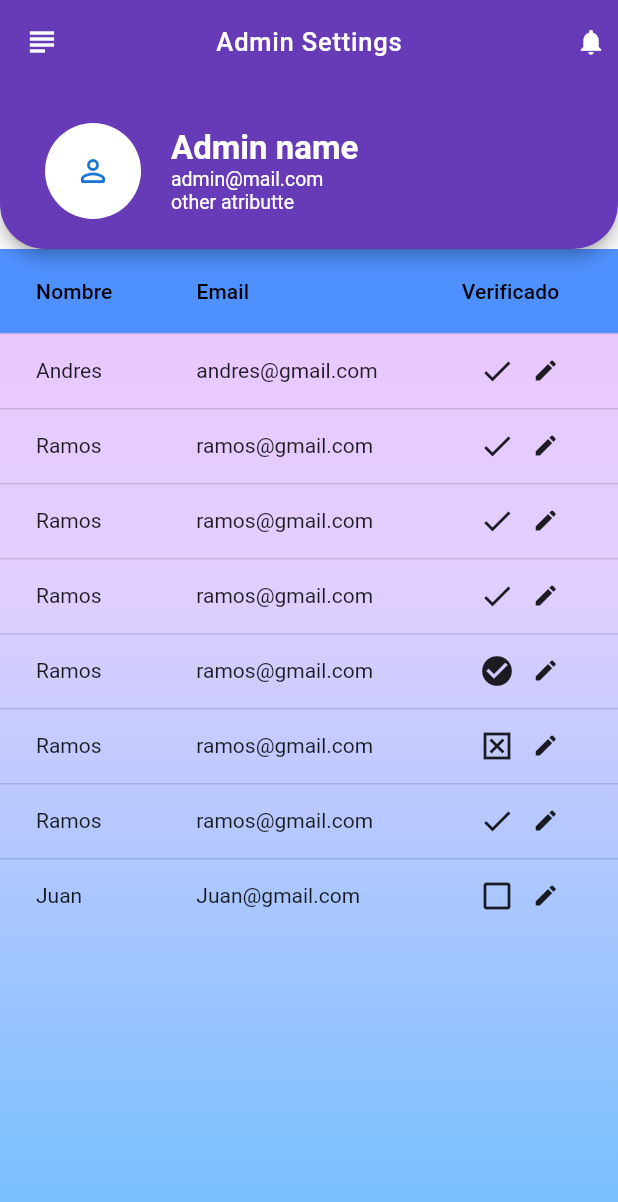
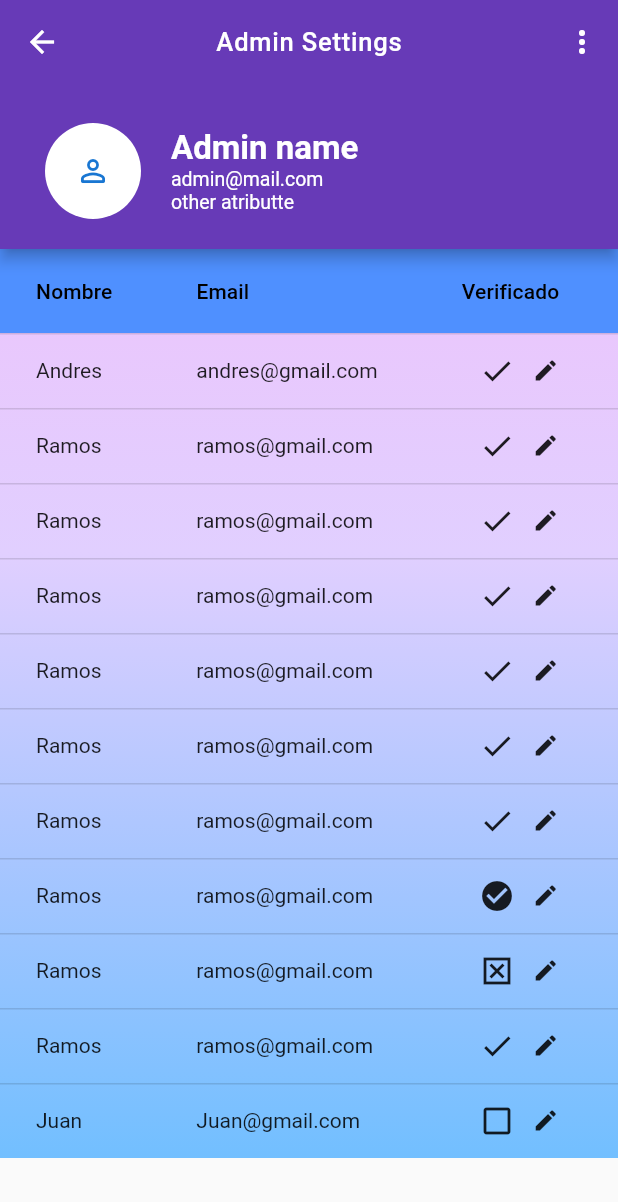
Before and after one commit to JuanJosePinero/Trabajo-PMDM-Grupo5, a Flutter app: the AdminScreen screen opened directly, on a phone screen of 412 x 824 dp. Shown: the top 1202 px of the screen. Run offline on Flutter 3.47's test engine with Material 2 defaults, Android fonts, the phone set to English and light mode, and no system bars; our stand-ins replace email_validator; missing offline and left inert: font_awesome_icon_class.

Commit message:
Changed class customAppBar

```diff
--- a/lib/screens/admin/admin_screen.dart
+++ b/lib/screens/admin/admin_screen.dart
@@ -1,5 +1,3 @@
-// ignore_for_file: deprecated_member_use
-
 import 'package:flutter/material.dart';
 import 'package:mindcare_app/screens/admin/customAppBar.dart';
 
@@ -24,12 +22,19 @@ class AdminScreen extends StatelessWidget {
           ),
         ),
         child: SingleChildScrollView(
-          scrollDirection: Axis.horizontal, // Cambia a Axis.vertical para desplazamiento vertical
-          child: Container( // Envuelve el DataTable con un Container
-            height: 800, // Ajusta la altura del Container según tus necesidades
+          scrollDirection: Axis.vertical, // Scroll vertical
+          child: ConstrainedBox(
+            constraints: BoxConstraints(
+              minWidth: MediaQuery.of(context).size.width,
+              maxWidth: double.infinity,
+            ),
+            child: SingleChildScrollView(
+              scrollDirection: Axis.horizontal, // Scroll horizontal
               child: DataTable(
                 dataRowHeight: 50,
-              headingRowColor: MaterialStateProperty.all(const Color.fromARGB(255, 79, 144, 255)), // Ajusta la altura de las filas
+                headingRowColor: MaterialStateProperty.all(
+                  const Color.fromARGB(255, 79, 144, 255),
+                ),
                 sortColumnIndex: 2,
                 sortAscending: false,
                 columns: const [
@@ -61,6 +66,31 @@ class AdminScreen extends StatelessWidget {
                     DataCell(Text("Ramos")),
                     DataCell(Text("ramos@gmail.com")),
                     DataCell(Icon(Icons.check), showEditIcon: true),
+                    DataCell(Icon(Icons.check_box), showEditIcon: true),
+                    DataCell(Icon(Icons.edit_square)),
+                    DataCell(Icon(Icons.delete)),
+                  ]),
+                  DataRow(cells: [
+                    DataCell(Text("Ramos")),
+                    DataCell(Text("ramos@gmail.com")),
+                    DataCell(Icon(Icons.check), showEditIcon: true),
+                    DataCell(Icon(Icons.check_box), showEditIcon: true),
+                    DataCell(Icon(Icons.edit_square)),
+                    DataCell(Icon(Icons.delete)),
+                  ]),
+                  DataRow(cells: [
+                    DataCell(Text("Ramos")),
+                    DataCell(Text("ramos@gmail.com")),
+                    DataCell(Icon(Icons.check), showEditIcon: true),
+                    DataCell(Icon(Icons.check_box), showEditIcon: true),
+                    DataCell(Icon(Icons.edit_square)),
+                    DataCell(Icon(Icons.delete)),
+                  ]),
+
+                  DataRow(cells: [
+                    DataCell(Text("Ramos")),
+                    DataCell(Text("ramos@gmail.com")),
+                    DataCell(Icon(Icons.check), showEditIcon: true),
                     DataCell(Icon(Icons.check), showEditIcon: true),
                     DataCell(Icon(Icons.edit_note)),
                     DataCell(Icon(Icons.delete)),
@@ -84,7 +114,8 @@ class AdminScreen extends StatelessWidget {
                   DataRow(cells: [
                     DataCell(Text("Ramos")),
                     DataCell(Text("ramos@gmail.com")),
-                  DataCell(Icon(Icons.disabled_by_default_outlined), showEditIcon: true),
+                    DataCell(Icon(Icons.disabled_by_default_outlined),
+                        showEditIcon: true),
                     DataCell(Icon(Icons.check), showEditIcon: true),
                     DataCell(Icon(Icons.edit)),
                     DataCell(Icon(Icons.delete)),
@@ -100,7 +131,8 @@ class AdminScreen extends StatelessWidget {
                   DataRow(cells: [
                     DataCell(Text("Juan")),
                     DataCell(Text("Juan@gmail.com")),
-                  DataCell(Icon(Icons.check_box_outline_blank), showEditIcon: true),
+                    DataCell(Icon(Icons.check_box_outline_blank),
+                        showEditIcon: true),
                     DataCell(Icon(Icons.check), showEditIcon: true),
                     DataCell(Icon(Icons.edit)),
                     DataCell(Icon(Icons.delete)),
@@ -110,6 +142,7 @@ class AdminScreen extends StatelessWidget {
             ),
           ),
         ),
+      ),
     );
   }
 }
--- a/lib/screens/admin/customAppBar.dart
+++ b/lib/screens/admin/customAppBar.dart
@@ -10,27 +10,45 @@ class CustomAppBar {
         style: TextStyle(fontSize: 17, color: Colors.white, letterSpacing: 0.53),
       ),
       shape: const RoundedRectangleBorder(
-        borderRadius: BorderRadius.vertical(
-          bottom: Radius.circular(30),
-        ),
-      ),
-      leading: InkWell(
-        onTap: () {},
-        child: const Icon(
-          Icons.subject,
-          color: Colors.white,
-        ),
+        borderRadius: BorderRadius.vertical(),
       ),
       actions: [
-        InkWell(
-          onTap: () {},
-          child: const Padding(
-            padding: EdgeInsets.all(8.0),
-            child: Icon(
-              Icons.notifications,
-              size: 20,
-            ),
-          ),
+        PopupMenuButton<String>(
+          onSelected: (value) {
+            // Aquí puedes manejar las acciones correspondientes
+            if (value == 'notidications') {
+              // Realiza la acción de editar el perfil
+            } else if (value == 'edit_profile') {
+              // Realiza la acción de editar el perfil
+            } else if (value == 'logout') {
+              // Realiza la acción de cerrar sesión
+            }
+          },
+          itemBuilder: (BuildContext context) {
+            return <PopupMenuEntry<String>>[
+              const PopupMenuItem<String>(
+                value: 'notifications',
+                child: ListTile(
+                  leading: Icon(Icons.notifications),
+                  title: Text('Notificaciones'),
+                ),
+              ),
+              const PopupMenuItem<String>(
+                value: 'edit_profile',
+                child: ListTile(
+                  leading: Icon(Icons.edit),
+                  title: Text('Editar Perfil'),
+                ),
+              ),
+              const PopupMenuItem<String>(
+                value: 'logout',
+                child: ListTile(
+                  leading: Icon(Icons.exit_to_app),
+                  title: Text('Cerrar Sesión'),
+                ),
+              ),
+            ];
+          },
         ),
       ],
       bottom: PreferredSize(
@@ -46,18 +64,6 @@ class CustomAppBar {
                     backgroundColor: Colors.white,
                     child: Icon(Icons.person_outline_rounded),
                   ),
-                  // Container(
-                  //   height: 30,
-                  //   width: 30,
-                  //   decoration: const BoxDecoration(
-                  //       color: Colors.amber,
-                  //       borderRadius: BorderRadius.all(Radius.circular(20))),
-                  //   child: const Icon(
-                  //     Icons.edit,
-                  //     color: Colors.deepPurple,
-                  //     size: 20,
-                  //   ),
-                  // )
                 ],
               ),
               Container(
```
Lines whose indentation alone changed are shown as unchanged.
